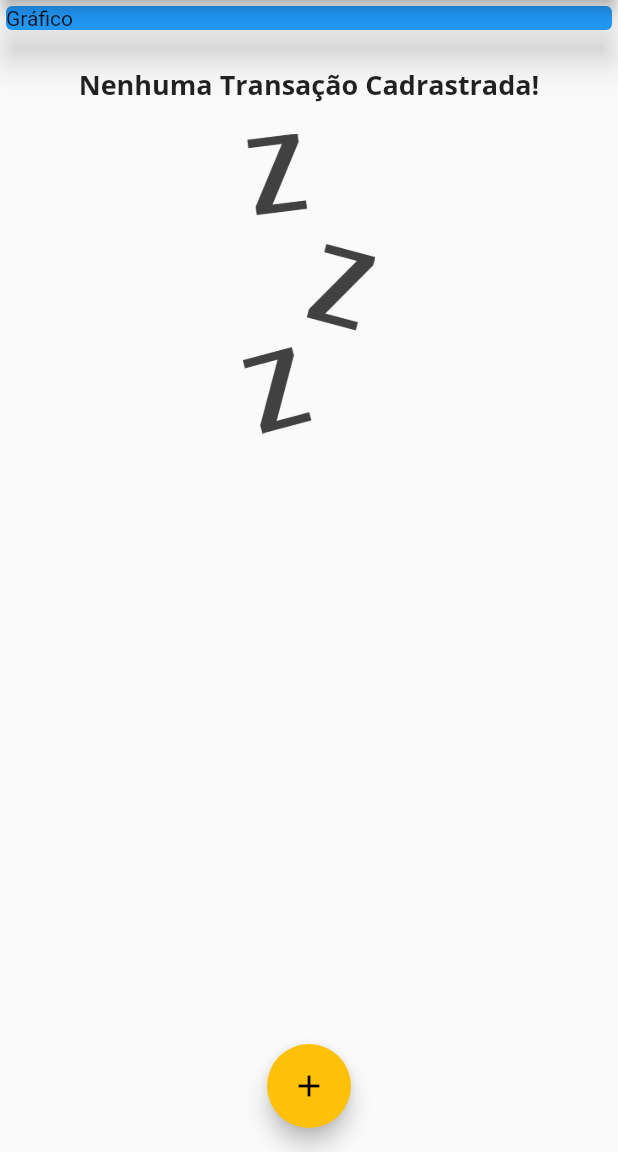
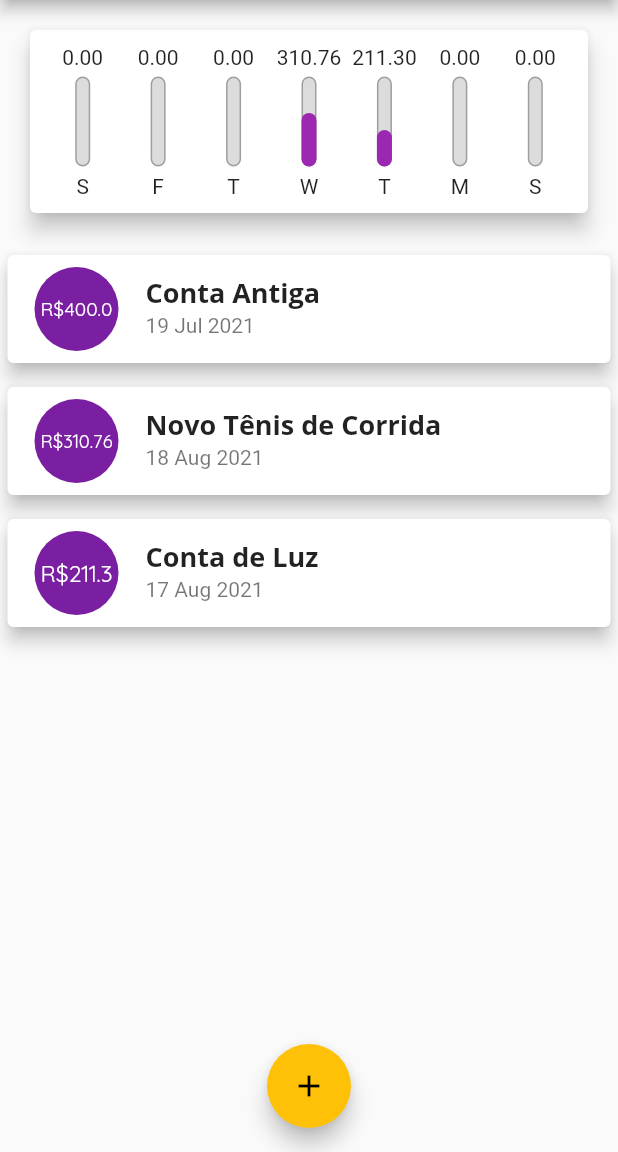
Before and after one commit to LuanBatista904/expenses, a Flutter app: the screen it shows after launch, on a phone screen of 412 x 824 dp, the part 84-1236 px from its top. Run offline on Flutter 3.47's test engine with Material 2 defaults, Android fonts, the phone set to English and light mode, and no system bars.

Commit message:
atualização

```diff
--- /dev/null
+++ b/lib/components/chart.dart
@@ -0,0 +1,59 @@
+import 'package:expenses/components/chart_bar.dart';
+import 'package:flutter/material.dart';
+import '../models/transactions.dart';
+import 'package:intl/intl.dart';
+
+class Chart extends StatelessWidget {
+  final List<Transaction> recentTransaction;
+
+  Chart(this.recentTransaction);
+
+  List get groupedTransactions {
+    return List.generate(7, (index) {
+      final weekday = DateTime.now().subtract(Duration(days: index));
+      double totalSum = 0.0;
+
+      for (var i = 0; i < recentTransaction.length; i++) {
+        bool sameDay = recentTransaction[i].date.day == weekday.day;
+        bool sameMonth = recentTransaction[i].date.month == weekday.month;
+        bool sameYear = recentTransaction[i].date.year == weekday.year;
+
+        if (sameDay && sameMonth && sameYear) {
+          totalSum += recentTransaction[i].value;
+        }
+      }
+      return {'day': DateFormat.E().format(weekday)[0], 'value': totalSum};
+    });
+  }
+
+  double get _weekTotalValue {
+    return groupedTransactions.fold(0.0, (sum, tr) {
+      return sum + tr['value'];
+    });
+  }
+
+  @override
+  Widget build(BuildContext context) {
+
+    return Card(
+      elevation: 6,
+      margin: EdgeInsets.all(20),
+      child: Padding(
+        padding: const EdgeInsets.all(10),
+        child: Row(
+          mainAxisAlignment: MainAxisAlignment.spaceAround,
+          children: groupedTransactions.map((tr) {
+            return Flexible(
+              fit: FlexFit.tight,
+              child: ChartBar(
+                label: tr['day'],
+                value: tr['value'],
+                percentage: (tr['value'] as double) / _weekTotalValue,
+              ),
+            );
+          }).toList(),
+        ),
+      ),
+    );
+  }
+}
--- /dev/null
+++ b/lib/components/chart_bar.dart
@@ -0,0 +1,50 @@
+import 'package:flutter/material.dart';
+
+class ChartBar extends StatelessWidget {
+  final String label;
+  final double value;
+  final double percentage;
+
+  ChartBar({required this.label, required this.percentage, required this.value,});
+
+  @override
+  Widget build(BuildContext context) {
+    return Column(
+      children: [
+        FittedBox(child: Text('${value.toStringAsFixed(2)}')),
+        SizedBox(
+          height: 5,
+        ),
+        Container(
+          height: 60,
+          width: 10,
+          child: Stack(
+            alignment: Alignment.bottomCenter,
+            children: [
+              Container(
+                decoration: BoxDecoration(
+                  border: Border.all(color: Colors.grey, width: 1.0,),
+                  color: Color.fromRGBO(220, 220, 220, 1),
+                  borderRadius: BorderRadius.circular(5)
+                ),
+              ),
+              FractionallySizedBox(
+                heightFactor: percentage,
+                child: Container(
+                  decoration: BoxDecoration(
+                    color: Theme.of(context).primaryColor,
+                    borderRadius: BorderRadius.circular(5)
+                  ),
+                ),
+              )
+            ],
+          ),
+        ),
+        SizedBox(
+          height: 5,
+        ),
+        Text(label)
+      ],
+    );
+  }
+}
--- a/lib/components/transaction_list.dart
+++ b/lib/components/transaction_list.dart
@@ -32,36 +32,26 @@ class TransactionList extends StatelessWidget {
         itemBuilder: (ctx, index) {
           final tr = transactions[index];
           return Card(
-            child: Row(
-              children: [
-                Container(
-                  margin: EdgeInsets.symmetric(horizontal: 15, vertical: 10),
-                  decoration: BoxDecoration(
-                      border: Border.all(color: Theme.of(context).primaryColor, width: 2)),
-                  padding: EdgeInsets.all(10),
-                  child: Text(
-                    'R\$ ${tr.value.toStringAsFixed(2)}',
-                    style: TextStyle(
-                      fontWeight: FontWeight.bold,
-                      fontSize: 20,
-                      color: Theme.of(context).primaryColor,
-                    ),
-                  ),
+            elevation: 5,
+            margin: EdgeInsets.symmetric(
+              vertical: 8,
+              horizontal: 5,
+            ),
+            child: ListTile(
+              leading: CircleAvatar(
+                radius: 30,
+                child: Padding(
+                  padding: const EdgeInsets.all(6),
+                  child: FittedBox(child: Text('R\$${tr.value}')),
                 ),
-                Column(
-                  crossAxisAlignment: CrossAxisAlignment.start,
-                  children: [
-                    Text(
-                      tr.title,
-                      style: Theme.of(context).textTheme.headline6
-                    ),
-                    Text(
-                      DateFormat('d MMM y').format(tr.date),
-                      style: TextStyle(color: Colors.grey),
-                    )
-                  ],
-                )
-              ],
+              ),
+              title: Text(
+                tr.title,
+                style: Theme.of(context).textTheme.headline6,
+              ),
+              subtitle: Text(
+                DateFormat('d MMM y').format(tr.date)
+              ),
             ),
           );
         },
--- a/lib/main.dart
+++ b/lib/main.dart
@@ -1,15 +1,18 @@
+import 'package:expenses/components/chart.dart';
 import 'package:expenses/components/transaction_form.dart';
 import 'package:flutter/material.dart';
 import 'dart:math';
 import 'package:expenses/models/transactions.dart';
 import './components/transaction_list.dart';
 
+
 main() => runApp(ExpensesApp());
 
 class ExpensesApp extends StatelessWidget {
   @override
   Widget build(BuildContext context) {
-    return MaterialApp(home: MyhomePage(),
+    return MaterialApp(
+        home: MyhomePage(),
         theme: ThemeData(
             primarySwatch: Colors.purple,
             accentColor: Colors.amber,
@@ -27,10 +30,7 @@ class ExpensesApp extends StatelessWidget {
                       fontFamily: 'OpenSans',
                       fontSize: 20,
                       fontWeight: FontWeight.bold,
-          )
-        )
-      )
-    ));
+                    )))));
   }
 }
 
@@ -42,19 +42,31 @@ class MyhomePage extends StatefulWidget {
 
 class _MyhomePageState extends State<MyhomePage> {
   final List<Transaction> _transactions = [
-    // Transaction(
-    //   id: 't1',
-    //   title: 'Novo Tênis de Corrida',
-    //   value: 310.76,
-    //   date: DateTime.now(),
-    // ),
-    // Transaction(
-    //   id: 't2',
-    //   title: 'Conta de Luz',
-    //   value: 211.30,
-    //   date: DateTime.now(),
-    // )
+    Transaction(
+      id: 't0',
+      title: 'Conta Antiga',
+      value: 400.00,
+      date: DateTime.now().subtract(Duration(days: 33)),
+    ),
+    Transaction(
+      id: 't1',
+      title: 'Novo Tênis de Corrida',
+      value: 310.76,
+      date: DateTime.now().subtract(Duration(days: 3)),
+    ),
+    Transaction(
+      id: 't2',
+      title: 'Conta de Luz',
+      value: 211.30,
+      date: DateTime.now().subtract(Duration(days: 4)),
+    )
   ];
+
+  List<Transaction> get _recentTransactions {
+    return _transactions.where((tr) {
+      return tr.date.isAfter(DateTime.now().subtract(Duration(days: 7)));
+    }).toList();
+  }
 
   _addTransaction(String title, double value) {
     final newTransaction = Transaction(
@@ -79,10 +91,11 @@ class _MyhomePageState extends State<MyhomePage> {
 
   @override
   Widget build(BuildContext context) {
+
     return Scaffold(
       appBar: AppBar(
-        title: Text('Despesas Pessoais',
-
+        title: Text(
+          'Despesas Pessoais',
         ),
         actions: [
           IconButton(
@@ -95,13 +108,7 @@ class _MyhomePageState extends State<MyhomePage> {
         child: Column(
             crossAxisAlignment: CrossAxisAlignment.stretch,
             children: <Widget>[
-              Container(
-                child: Card(
-                  color: Colors.blue,
-                  child: Text('Gráfico'),
-                  elevation: 10,
-                ),
-              ),
+              Chart(_recentTransactions),
               TransactionList(_transactions),
             ]),
       ),
```
Lines whose indentation alone changed are shown as unchanged.
